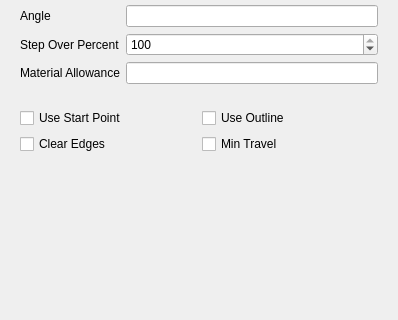
Before: the Qt Designer form src/Mod/Path/Gui/Resources/panels/PageOpPocketFullEdit.ui in southseact-3d/fcd, drawn with Qt 5; both pictures show x 0 to 398 and y 193 to 513 of the 398 by 513 pixel window.
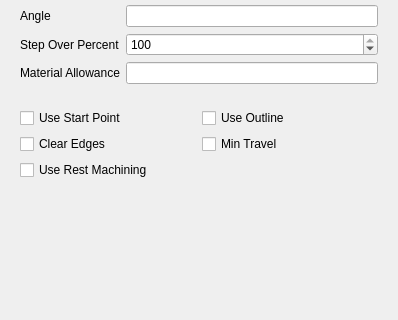
After: the same form once the commit is applied. Custom widgets are drawn as their Qt base class.

Commit message: Path: Rest machining feature for Pocket and Pocket3D

Patch:
```diff
--- a/src/Mod/Path/Gui/Resources/panels/PageOpPocketFullEdit.ui
+++ b/src/Mod/Path/Gui/Resources/panels/PageOpPocketFullEdit.ui
@@ -252,6 +252,16 @@
         </property>
        </widget>
       </item>
+      <item row="3" column="0">
+       <widget class="QCheckBox" name="useRestMachining">
+        <property name="toolTip">
+         <string>Check to skip machining regions that have already been cleared by previous operations</string>
+        </property>
+        <property name="text">
+         <string>Use Rest Machining</string>
+        </property>
+       </widget>
+      </item>
       </layout>
     </widget>
    </item>
```
Lines whose indentation alone changed are shown as unchanged. The commit also changes 10 other files.
